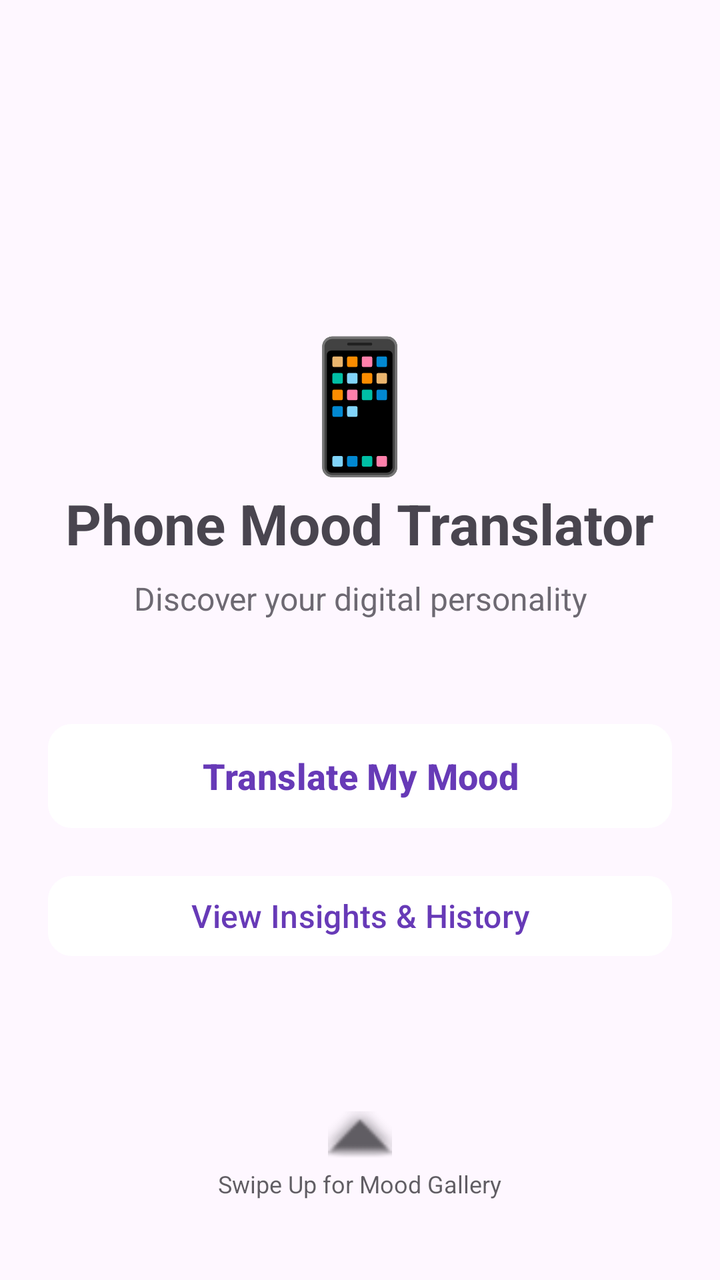
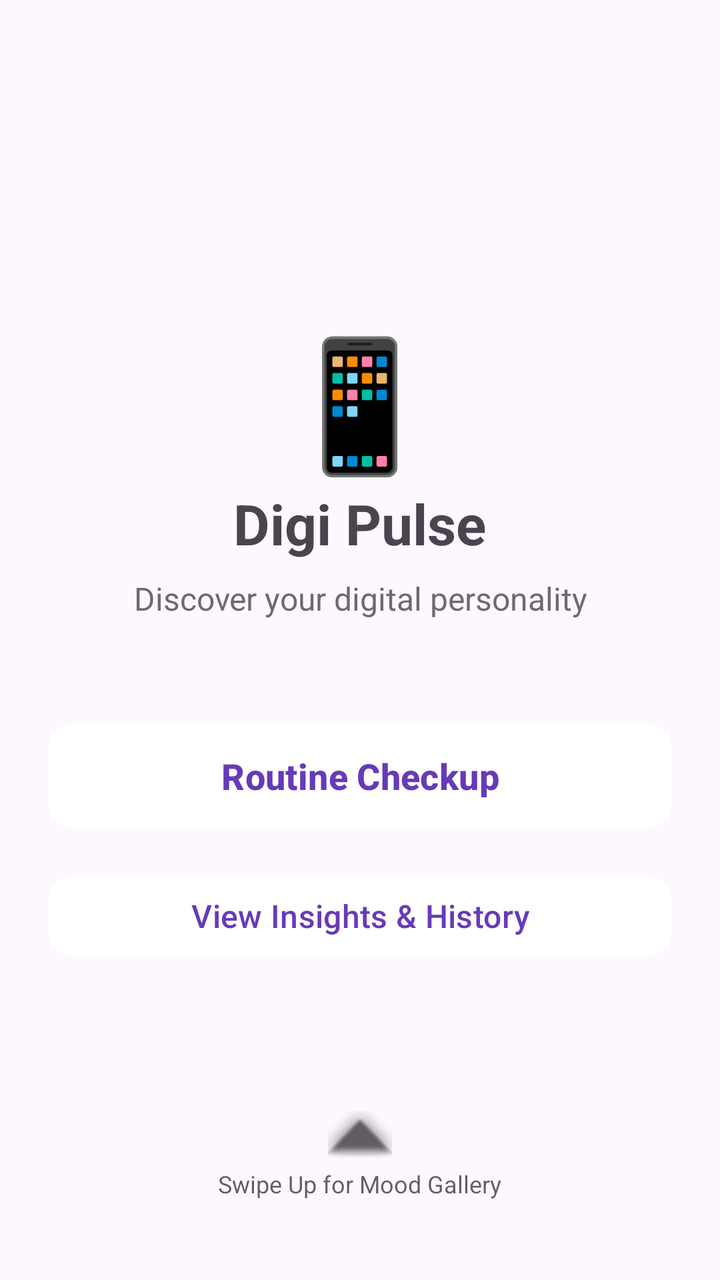

Two renders of the same Android screen: before a commit and after it. Below are the layout's source before the change and the commit's diff.
<!-- AndroidManifest.xml: application theme Theme.PhoneMoodTranslator -->
<!-- res/layout/activity_main.xml -->
<?xml version="1.0" encoding="utf-8"?>
<RelativeLayout xmlns:android="http://schemas.android.com/apk/res/android"
    xmlns:app="http://schemas.android.com/apk/res-auto"
    xmlns:tools="http://schemas.android.com/tools"
    android:id="@+id/mainRootLayout"
    android:layout_width="match_parent"
    android:layout_height="match_parent"
    android:padding="24dp"
    tools:context=".activities.MainActivity">

    <LinearLayout
        android:layout_width="match_parent"
        android:layout_height="wrap_content"
        android:layout_centerInParent="true"
        android:orientation="vertical"
        android:gravity="center">

        <TextView
            android:id="@+id/tvEmoji"
            android:text="📱"
            android:textSize="64sp"
            android:layout_width="wrap_content"
            android:layout_height="wrap_content"/>

        <TextView
            android:id="@+id/tvTitle"
            android:layout_width="wrap_content"
            android:layout_height="wrap_content"
            android:text="Phone Mood Translator"
            android:textSize="28sp"
            android:textStyle="bold"
            android:gravity="center"
            android:layout_marginBottom="8dp" />

        <TextView
            android:id="@+id/tvSubtitle"
            android:layout_width="wrap_content"
            android:layout_height="wrap_content"
            android:text="Discover your digital personality"
            android:textSize="16sp"
            android:alpha="0.8"
            android:gravity="center"
            android:layout_marginBottom="48dp" />

        <Button
            android:id="@+id/btnStart"
            android:layout_width="match_parent"
            android:layout_height="60dp"
            android:text="Translate My Mood"
            android:textSize="18sp"
            android:textStyle="bold"
            android:textColor="#673AB7"
            android:backgroundTint="#FFFFFF"
            app:cornerRadius="12dp" />

        <Button
            android:id="@+id/btnHistory"
            android:layout_width="match_parent"
            android:layout_height="wrap_content"
            android:layout_marginTop="16dp"
            android:text="View Insights &amp; History"
            android:textSize="16sp"
            android:textColor="#673AB7"
            android:backgroundTint="#FFFFFF"
            app:cornerRadius="12dp" />

    </LinearLayout>
    <LinearLayout
        android:id="@+id/layoutSwipeHint"
        android:layout_width="wrap_content"
        android:layout_height="wrap_content"
        android:orientation="vertical"
        android:gravity="center"
        android:layout_alignParentBottom="true"
        android:layout_centerHorizontal="true"
        android:layout_marginBottom="16dp"
        android:alpha="0.7">

        <ImageView
            android:layout_width="32dp"
            android:layout_height="32dp"
            android:src="@android:drawable/arrow_up_float"
            app:tint="?android:attr/textColorPrimary" />

        <TextView
            android:id="@+id/tvSwipeHint"
            android:layout_width="wrap_content"
            android:layout_height="wrap_content"
            android:text="Swipe Up for Mood Gallery"
            android:textSize="12sp"
            android:textColor="?android:attr/textColorPrimary"/>
    </LinearLayout>



</RelativeLayout>
<!-- resources referenced by this layout -->
<resources>
  <style name="Theme.PhoneMoodTranslator" parent="Base.Theme.PhoneMoodTranslator" />
  <style name="Base.Theme.PhoneMoodTranslator" parent="Theme.Material3.DayNight.NoActionBar">
          
          
      </style>
</resources>

<!-- the commit's change to res/layout/activity_main.xml (unified diff, before → after) -->
@@ -26,7 +26,7 @@
             android:id="@+id/tvTitle"
             android:layout_width="wrap_content"
             android:layout_height="wrap_content"
-            android:text="Phone Mood Translator"
+            android:text="Digi Pulse"
             android:textSize="28sp"
             android:textStyle="bold"
             android:gravity="center"
@@ -46,7 +46,7 @@
             android:id="@+id/btnStart"
             android:layout_width="match_parent"
             android:layout_height="60dp"
-            android:text="Translate My Mood"
+            android:text="Routine Checkup"
             android:textSize="18sp"
             android:textStyle="bold"
             android:textColor="#673AB7"
